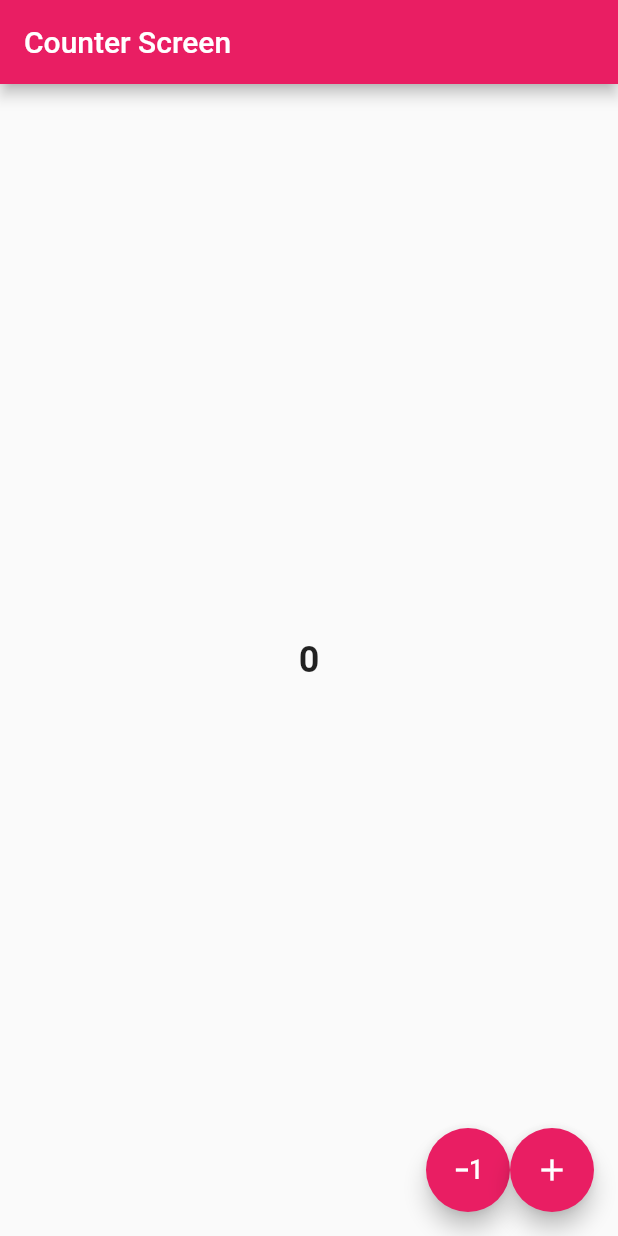
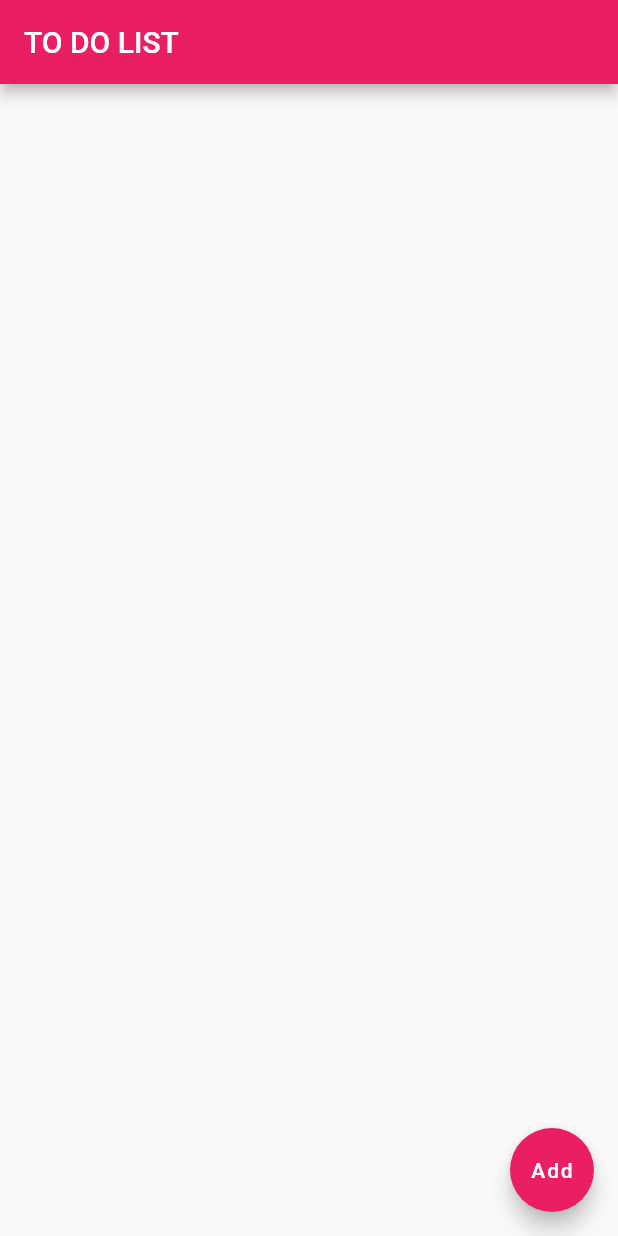
Before and after one commit to kazishamim71/todolist, a Flutter app: the screen it shows after launch, on a phone screen of 412 x 824 dp. Run offline on Flutter 3.47's test engine with Material 2 defaults, Android fonts, the phone set to English and light mode, and no system bars.

Commit message:
todolist app

```diff
--- a/lib/main.dart
+++ b/lib/main.dart
@@ -12,10 +12,45 @@ class MyApp extends StatelessWidget {
     return MaterialApp(
       debugShowCheckedModeBanner: false,
       theme: ThemeData(primarySwatch: Colors.pink),
-      home: const CounterScreen(),
+     // home: const CounterScreen(),
+      home: ToDoList(),
     );
   }
 }
+
+class ToDoList extends StatefulWidget {
+  const ToDoList({Key? key}) : super(key: key);
+
+  @override
+  State<ToDoList> createState() => _ToDoListState();
+}
+
+class _ToDoListState extends State<ToDoList> {
+  List<String> todos=[];
+  @override
+  Widget build(BuildContext context) {
+    return Scaffold(
+      appBar: AppBar(title: const Text('TO DO LIST'),),
+      body: ListView.builder(
+          itemCount: todos.length,
+          itemBuilder: (context, index){
+        return ListTile(
+          title: Text(todos[index]),
+        );
+      }),
+      floatingActionButton: FloatingActionButton(
+        child: const Text('Add'),
+        onPressed: (){
+         // todos.add('New To do');
+          setState(() {
+
+          });
+        },
+      ),
+    );
+  }
+}
+
 
 class CounterScreen extends StatefulWidget {
   const CounterScreen({Key? key}) : super(key: key);
```
